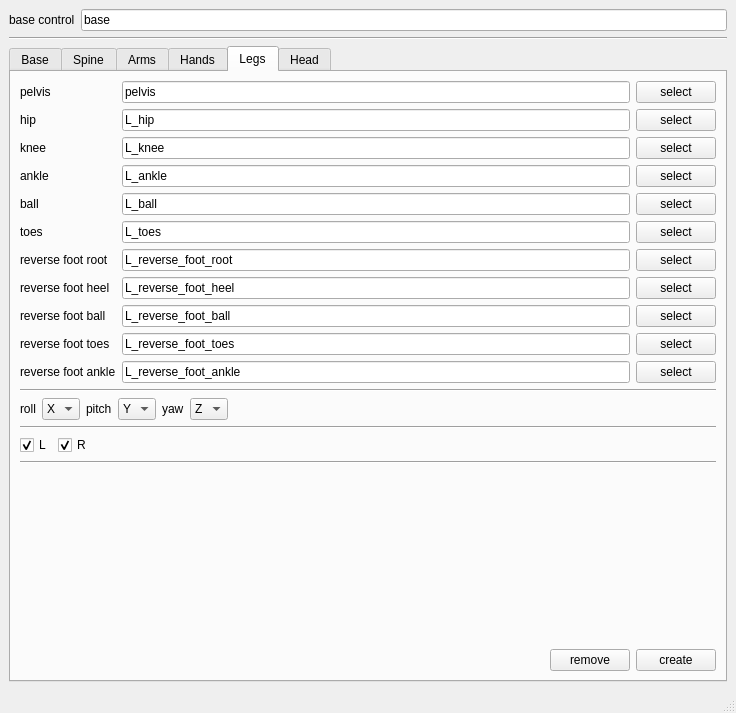
First picture: the form in scripts/jt_autorig.ui, repository jonathantopf/jt_tools, before the edit.
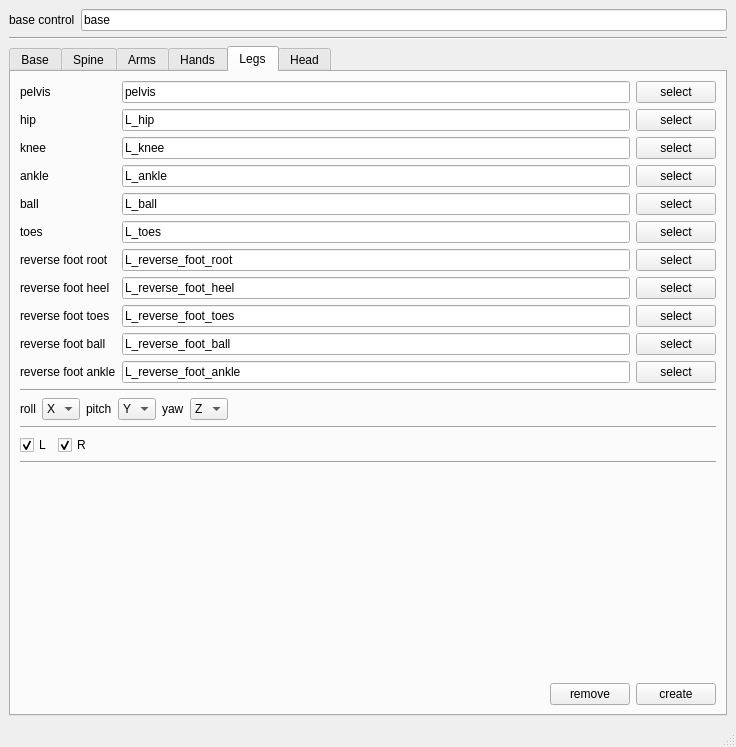
Second picture: the form after the edit. The open tabs and pages were chosen to show the change.

Commit message: jt_autorig: tiny cosmetic changes

Diff of the .ui file:
```diff
--- a/scripts/jt_autorig.ui
+++ b/scripts/jt_autorig.ui
@@ -7,7 +7,7 @@
     <x>0</x>
     <y>0</y>
     <width>736</width>
-    <height>713</height>
+    <height>747</height>
    </rect>
   </property>
   <property name="windowTitle">
@@ -790,13 +790,6 @@
             </property>
            </widget>
           </item>
-          <item row="9" column="2">
-           <widget class="QLineEdit" name="jt_autorig_legs_reverse_foot_toes_select_text">
-            <property name="text">
-             <string>L_reverse_foot_toes</string>
-            </property>
-           </widget>
-          </item>
           <item row="4" column="2">
            <widget class="QLineEdit" name="jt_autorig_legs_ball_select_text">
             <property name="text">
@@ -818,14 +811,14 @@
             </property>
            </widget>
           </item>
-          <item row="8" column="2">
+          <item row="9" column="2">
            <widget class="QLineEdit" name="jt_autorig_legs_reverse_foot_ball_select_text">
             <property name="text">
              <string>L_reverse_foot_ball</string>
             </property>
            </widget>
           </item>
-          <item row="10" column="2">
+          <item row="11" column="2">
            <widget class="QLineEdit" name="jt_autorig_legs_reverse_foot_ankle_select_text">
             <property name="text">
              <string>L_reverse_foot_ankle</string>
@@ -860,7 +853,7 @@
             </property>
            </widget>
           </item>
-          <item row="8" column="0">
+          <item row="9" column="0">
            <widget class="QLabel" name="label_18">
             <property name="text">
              <string>reverse foot ball</string>
@@ -881,14 +874,7 @@
             </property>
            </widget>
           </item>
-          <item row="9" column="0">
-           <widget class="QLabel" name="label_17">
-            <property name="text">
-             <string>reverse foot toes</string>
-            </property>
-           </widget>
-          </item>
-          <item row="10" column="0">
+          <item row="11" column="0">
            <widget class="QLabel" name="label_19">
             <property name="text">
              <string>reverse foot ankle</string>
@@ -975,7 +961,7 @@
             </property>
            </widget>
           </item>
-          <item row="8" column="3">
+          <item row="9" column="3">
            <widget class="QPushButton" name="pushButton_19">
             <property name="text">
              <string>select</string>
@@ -985,17 +971,7 @@
             </property>
            </widget>
           </item>
-          <item row="9" column="3">
-           <widget class="QPushButton" name="pushButton_20">
-            <property name="text">
-             <string>select</string>
-            </property>
-            <property name="+c" stdset="0">
-             <string>'import jt_autorig;jt_autorig.ui_select_leg_rig_joint(&quot;jt_autorig_legs_reverse_foot_toes_select_text&quot;)'</string>
-            </property>
-           </widget>
-          </item>
-          <item row="10" column="3">
+          <item row="11" column="3">
            <widget class="QPushButton" name="pushButton_21">
             <property name="text">
              <string>select</string>
@@ -1005,6 +981,30 @@
             </property>
            </widget>
           </item>
+          <item row="8" column="0">
+           <widget class="QLabel" name="label_17">
+            <property name="text">
+             <string>reverse foot toes</string>
+            </property>
+           </widget>
+          </item>
+          <item row="8" column="3">
+           <widget class="QPushButton" name="pushButton_20">
+            <property name="text">
+             <string>select</string>
+            </property>
+            <property name="+c" stdset="0">
+             <string>'import jt_autorig;jt_autorig.ui_select_leg_rig_joint(&quot;jt_autorig_legs_reverse_foot_toes_select_text&quot;)'</string>
+            </property>
+           </widget>
+          </item>
+          <item row="8" column="2">
+           <widget class="QLineEdit" name="jt_autorig_legs_reverse_foot_toes_select_text">
+            <property name="text">
+             <string>L_reverse_foot_toes</string>
+            </property>
+           </widget>
+          </item>
          </layout>
         </item>
         <item>
```
Left out of the diff: 2 changed lines with no effect on the pictures.
